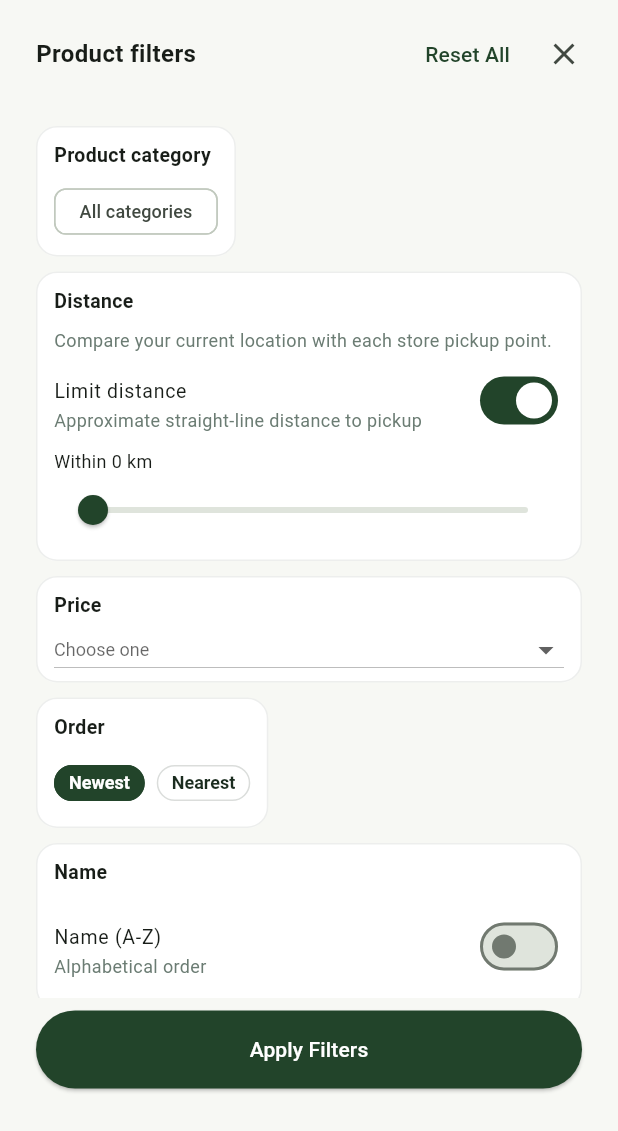
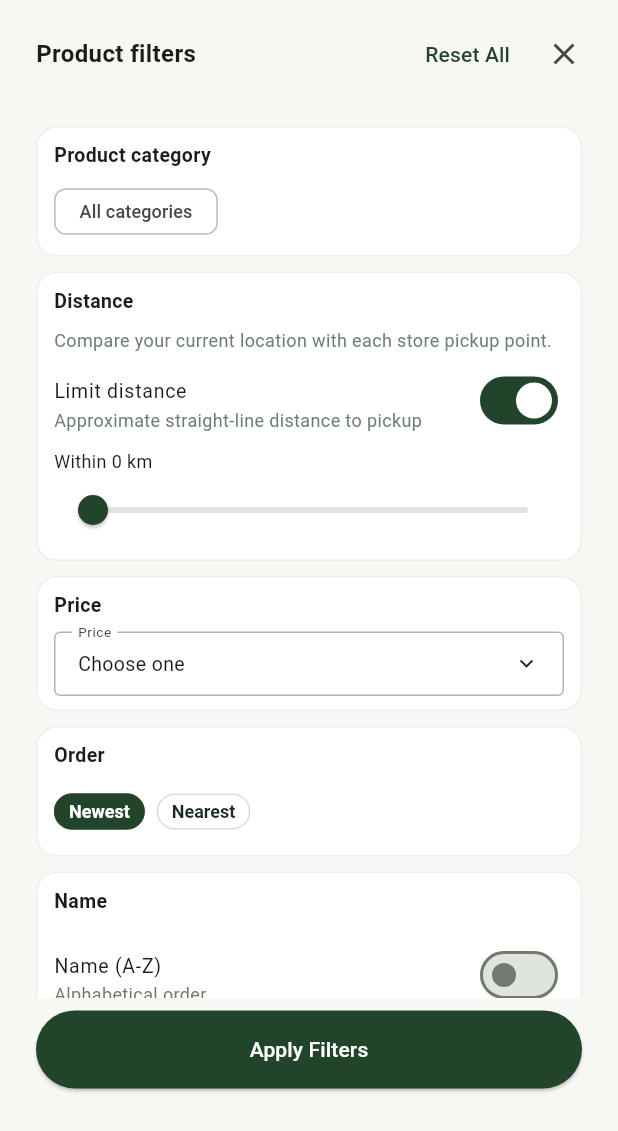
Before and after one commit to TheSillyRat/Harvest_Hub, a Flutter app: the ProductFiltersSheet widget shown alone on an empty page, opened directly with empty values, on a phone screen of 412 x 824 dp. Shown: the top 1131 px of the screen. Run offline on Flutter 3.47's test engine with Material 3 defaults, Android fonts, the phone set to English and light mode, and no system bars; our stand-ins replace cached_network_image, cloud_firestore, firebase_auth, firebase_core, geolocator, shared_preferences; accounts and stored records are empty.

Commit message:
Open price choices under the field and add a price range slider
Category and order cards use the full width. The two price fields have borders, and a two-ended slider sets the same range.

```diff
--- a/apps/customer_app/lib/screens/product_filters_sheet.dart
+++ b/apps/customer_app/lib/screens/product_filters_sheet.dart
@@ -39,6 +39,10 @@ class _ProductFiltersSheetState extends State<ProductFiltersSheet> {
   late String _sort;
   late bool _inStock;
   double? _radiusKm;
+  bool _priceMenuOpen = false;
+  static const _rangeFloor = 0.0;
+  static const _rangeCeil = 1000.0;
+  late RangeValues _range;
   late final TextEditingController _min;
   late final TextEditingController _max;
   var _form = GlobalKey<FormState>();
@@ -50,6 +54,13 @@ class _ProductFiltersSheetState extends State<ProductFiltersSheet> {
     _category = widget.initial.categoryId;
     _sort = widget.initial.sort;
     _inStock = widget.initial.inStock;
+    final start = (widget.initial.minPrice ?? _rangeFloor)
+        .clamp(_rangeFloor, _rangeCeil)
+        .toDouble();
+    final end = (widget.initial.maxPrice ?? _rangeCeil)
+        .clamp(_rangeFloor, _rangeCeil)
+        .toDouble();
+    _range = RangeValues(start <= end ? start : end, end);
     _min =
         TextEditingController(text: widget.initial.minPrice?.toString() ?? '');
     _max =
@@ -67,7 +78,9 @@ class _ProductFiltersSheetState extends State<ProductFiltersSheet> {
         _category = null;
         _sort = 'newest';
         _radiusKm = null;
+        _priceMenuOpen = false;
         _inStock = true;
+        _range = const RangeValues(_rangeFloor, _rangeCeil);
         _min.clear();
         _max.clear();
         _form = GlobalKey<FormState>();
@@ -113,15 +126,18 @@ class _ProductFiltersSheetState extends State<ProductFiltersSheet> {
             borderRadius: BorderRadius.circular(14),
             side: BorderSide(color: HhColors.text.withValues(alpha: 0.08)),
           ),
+          child: SizedBox(
+            width: double.infinity,
             child: Padding(
               padding: const EdgeInsets.fromLTRB(12, 10, 12, 10),
               child: Column(
-                crossAxisAlignment: CrossAxisAlignment.start,
+                  crossAxisAlignment: CrossAxisAlignment.stretch,
                   children: [
                     Text(title, style: _titleStyle),
                     const SizedBox(height: 8),
                     child,
                   ]),
+            ),
           ),
         ),
       );
@@ -131,6 +147,46 @@ class _ProductFiltersSheetState extends State<ProductFiltersSheet> {
     if (!mounted) return;
     setState(() => _sort = enabled ? key : 'newest');
   }
+
+  String get _priceSortLabel => switch (_sort) {
+        'price_asc' => 'Low to High',
+        'price_desc' => 'High to Low',
+        _ => 'Choose one',
+      };
+
+  void _setPriceSpan(RangeValues values) {
+    final start = values.start.clamp(_rangeFloor, _rangeCeil).toDouble();
+    final end = values.end.clamp(start, _rangeCeil).toDouble();
+    setState(() {
+      _range = RangeValues(start, end);
+      _min.text = start.round().toString();
+      _max.text = end.round().toString();
+    });
+  }
+
+  void _syncSpanFromFields() {
+    final min = double.tryParse(_min.text.trim());
+    final max = double.tryParse(_max.text.trim());
+    if (min == null || max == null || min < 0 || max < min) return;
+    setState(() {
+      _range = RangeValues(
+        min.clamp(_rangeFloor, _rangeCeil).toDouble(),
+        max.clamp(_rangeFloor, _rangeCeil).toDouble(),
+      );
+    });
+  }
+
+  InputDecoration _priceField(String label) => InputDecoration(
+        isDense: true,
+        labelText: label,
+        labelStyle: const TextStyle(fontSize: 12),
+        contentPadding:
+            const EdgeInsets.symmetric(horizontal: 12, vertical: 12),
+        border: const OutlineInputBorder(),
+        enabledBorder: OutlineInputBorder(
+          borderSide: BorderSide(color: HhColors.text.withValues(alpha: 0.35)),
+        ),
+      );
 
   Widget _pickButton(String label, bool selected, VoidCallback? onPressed) =>
       OutlinedButton(
@@ -266,39 +322,46 @@ class _ProductFiltersSheetState extends State<ProductFiltersSheet> {
                           _nearestSection(),
                           _section(
                               'Price',
-                              DropdownButton<String>(
+                              Column(
+                                crossAxisAlignment: CrossAxisAlignment.stretch,
+                                children: [
+                                  InkWell(
                                     key: const Key('price-sort'),
-                                isExpanded: true,
-                                isDense: true,
-                                value: _sort == 'price_asc' ||
-                                        _sort == 'price_desc'
-                                    ? _sort
-                                    : null,
-                                hint: const Text('Choose one',
-                                    style: TextStyle(fontSize: 12)),
+                                    onTap: widget.location.loading
+                                        ? null
+                                        : () => setState(() =>
+                                            _priceMenuOpen = !_priceMenuOpen),
+                                    child: InputDecorator(
+                                      decoration: _priceField('Price'),
+                                      child: Row(children: [
+                                        Expanded(
+                                            child: Text(_priceSortLabel,
                                                 style: const TextStyle(
-                                    fontSize: 13, color: HhColors.text),
-                                items: const [
-                                  DropdownMenuItem(
-                                      value: 'price_asc',
-                                      child: Text('Low to High',
-                                          style: TextStyle(
-                                              fontSize: 13,
-                                              color: HhColors.text))),
-                                  DropdownMenuItem(
-                                      value: 'price_desc',
-                                      child: Text('High to Low',
-                                          style: TextStyle(
-                                              fontSize: 13,
-                                              color: HhColors.text))),
+                                                    fontSize: 13))),
+                                        Icon(
+                                            _priceMenuOpen
+                                                ? Icons.keyboard_arrow_up
+                                                : Icons.keyboard_arrow_down,
+                                            size: 18),
+                                      ]),
+                                    ),
+                                  ),
+                                  if (_priceMenuOpen) ...[
+                                    const SizedBox(height: 8),
+                                    Wrap(spacing: 8, children: [
+                                      _pickButton(
+                                          'Low to High',
+                                          _sort == 'price_asc',
+                                          () => _chooseSort('price_asc',
+                                              _sort != 'price_asc')),
+                                      _pickButton(
+                                          'High to Low',
+                                          _sort == 'price_desc',
+                                          () => _chooseSort('price_desc',
+                                              _sort != 'price_desc')),
+                                    ]),
                                   ],
-                                onChanged: widget.location.loading
-                                    ? null
-                                    : (value) {
-                                        if (value != null) {
-                                          _chooseSort(value, true);
-                                        }
-                                      },
+                                ],
                               )),
                           _section(
                               'Order',
@@ -335,38 +398,47 @@ class _ProductFiltersSheetState extends State<ProductFiltersSheet> {
                                           _chooseSort('name', enabled))),
                           _section(
                               'Price range',
+                              Column(
+                                crossAxisAlignment: CrossAxisAlignment.stretch,
+                                children: [
                                   Row(
-                                  crossAxisAlignment: CrossAxisAlignment.start,
+                                      crossAxisAlignment:
+                                          CrossAxisAlignment.start,
                                       children: [
                                         Expanded(
                                             child: TextFormField(
                                                 controller: _min,
                                                 validator: _priceError,
-                                            style: const TextStyle(fontSize: 13),
-                                            decoration: const InputDecoration(
-                                                isDense: true,
-                                                labelStyle:
-                                                    TextStyle(fontSize: 12),
-                                                labelText: 'Min price (USD)'),
-                                            keyboardType: const TextInputType
+                                                onChanged: (_) =>
+                                                    _syncSpanFromFields(),
+                                                style: const TextStyle(
+                                                    fontSize: 13),
+                                                decoration:
+                                                    _priceField('Min price'),
+                                                keyboardType:
+                                                    const TextInputType
                                                         .numberWithOptions(
                                                         decimal: true))),
                                         const SizedBox(width: 12),
                                         Expanded(
                                             child: TextFormField(
                                                 controller: _max,
-                                            style: const TextStyle(fontSize: 13),
-                                            decoration: const InputDecoration(
-                                                isDense: true,
-                                                labelStyle:
-                                                    TextStyle(fontSize: 12),
-                                                labelText: 'Max price (USD)'),
-                                            keyboardType: const TextInputType
+                                                onChanged: (_) =>
+                                                    _syncSpanFromFields(),
+                                                style: const TextStyle(
+                                                    fontSize: 13),
+                                                decoration:
+                                                    _priceField('Max price'),
+                                                keyboardType:
+                                                    const TextInputType
                                                         .numberWithOptions(
                                                         decimal: true),
                                                 validator: (text) {
-                                              final error = _priceError(text);
-                                              if (error != null) return error;
+                                                  final error =
+                                                      _priceError(text);
+                                                  if (error != null) {
+                                                    return error;
+                                                  }
                                                   final min = double.tryParse(
                                                       _min.text.trim());
                                                   final max = double.tryParse(
@@ -377,7 +449,24 @@ class _ProductFiltersSheetState extends State<ProductFiltersSheet> {
                                                       ? 'Must be at least min price'
                                                       : null;
                                                 })),
-                                  ])),
+                                      ]),
+                                  RangeSlider(
+                                    values: _range,
+                                    min: _rangeFloor,
+                                    max: _rangeCeil,
+                                    divisions: 100,
+                                    labels: RangeLabels(
+                                      _range.start.round().toString(),
+                                      _range.end.round().toString(),
+                                    ),
+                                    onChanged: _setPriceSpan,
+                                  ),
+                                  Text(
+                                    'Within ${_range.start.round()} – ${_range.end.round()}',
+                                    style: const TextStyle(fontSize: 12),
+                                  ),
+                                ],
+                              )),
                           _section(
                               'Availability',
                               SwitchListTile(
```
Lines whose indentation alone changed are shown as unchanged.
